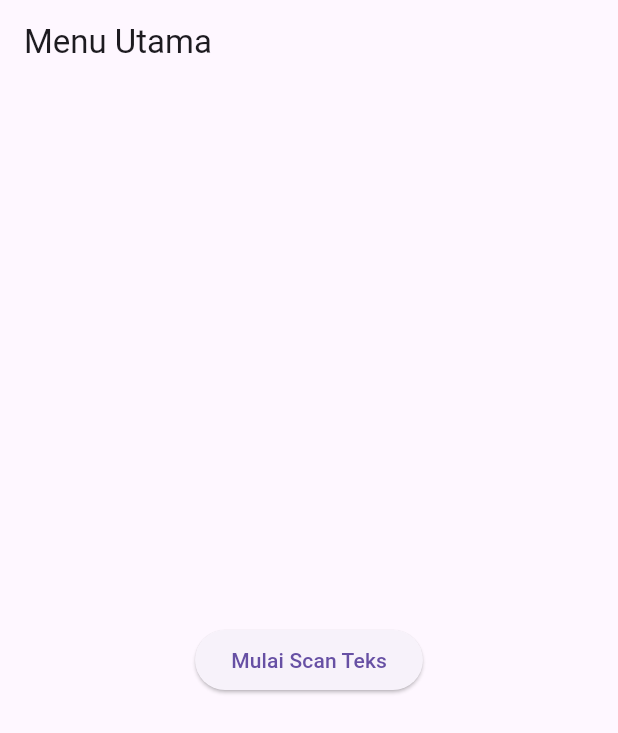
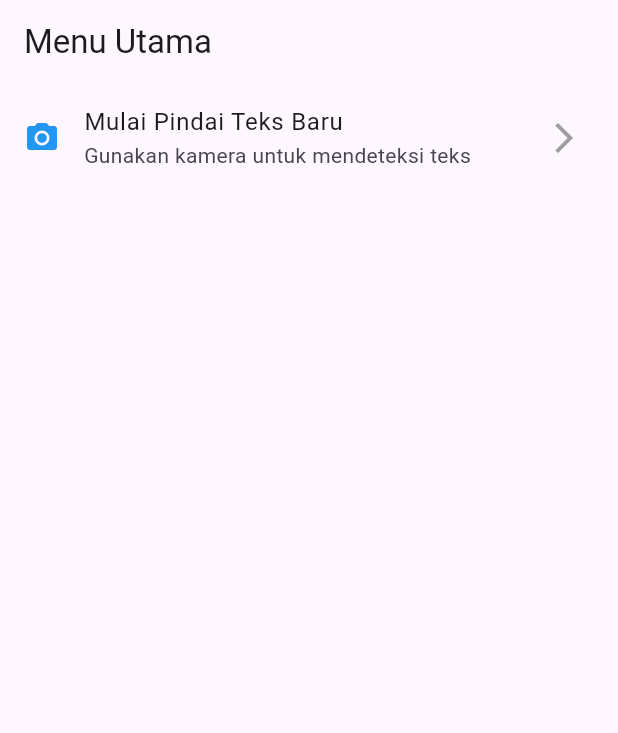
Before and after one commit to JustQuill25/UTS-MOBILE, a Flutter app: the screen it shows after launch, on a phone screen of 412 x 824 dp. Shown: the top 733 px of the screen. Run offline on Flutter 3.47's test engine with Material 3 defaults, Android fonts, the phone set to English and light mode, and no system bars; our stand-ins replace camera; missing offline and left inert: google_mlkit_text_recognition.

Commit message:
UTS: Selesai Soal 1 - ListTile dan Navigasi Balik

```diff
--- a/lib/screen/home_screen.dart
+++ b/lib/screen/home_screen.dart
@@ -8,16 +8,21 @@ class HomeScreen extends StatelessWidget {
   Widget build(BuildContext context) {
     return Scaffold(
       appBar: AppBar(title: const Text('Menu Utama')),
-      body: Center(
-        child: ElevatedButton(
-          onPressed: () {
+      body: ListView(
+        children: [
+          ListTile(
+            leading: const Icon(Icons.camera_alt, color: Colors.blue),
+            title: const Text('Mulai Pindai Teks Baru'),
+            subtitle: const Text('Gunakan kamera untuk mendeteksi teks'),
+            trailing: const Icon(Icons.arrow_forward_ios, color: Colors.grey),
+            onTap: () {
               Navigator.push(
                 context,
                 MaterialPageRoute(builder: (_) => const ScanScreen()),
               );
             },
-          child: const Text('Mulai Scan Teks'),
           ),
+        ],
       ),
     );
   }
```
Also changed, not shown: lib/screen/result_screen.dart (+12 -3 lines). Lines whose indentation alone changed are shown as unchanged.
